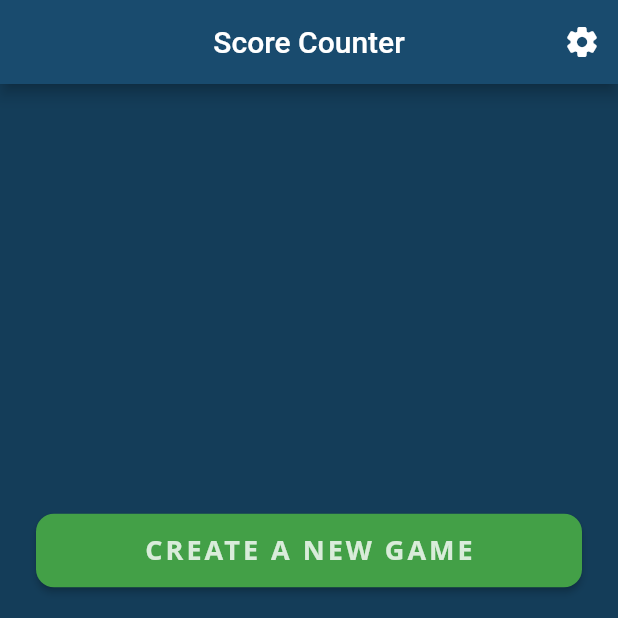
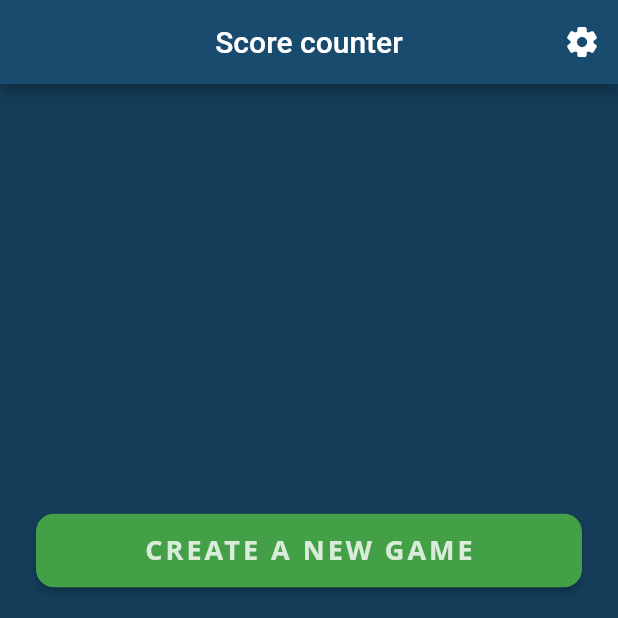
Before and after one commit to nikolajjsj/ScoreCounter, a Flutter app: the screen it shows after launch, on a phone screen of 412 x 824 dp, the top half of it. Run offline on Flutter 3.47's test engine with Material 2 defaults, Android fonts, the phone set to English and light mode, and no system bars; our stand-ins replace equatable, flutter_bloc, get_it, hydrated_bloc, shared_preferences.

Commit message:
Changed home_page

```diff
--- a/lib/screens/home_page.dart
+++ b/lib/screens/home_page.dart
@@ -1,4 +1,7 @@
 import 'package:flutter/material.dart';
+import 'package:scoreboard/screens/game/create_game/create_game_screen.dart';
+import 'package:scoreboard/screens/game/game_list/game_list_screen.dart';
+import 'package:scoreboard/screens/player_list/player_list_screen.dart';
 import 'package:scoreboard/screens/settings/settings_screen.dart';
 import 'package:scoreboard/widgets/card_widget.dart';
 
@@ -9,7 +12,7 @@ class HomeScreen extends StatelessWidget {
   Widget build(BuildContext context) {
     return Scaffold(
       appBar: AppBar(
-        title: Text('Score Counter'),
+        title: Text('Score counter'),
         actions: [
           IconButton(
             icon: Icon(Icons.settings_rounded),
@@ -24,14 +27,17 @@ class HomeScreen extends StatelessWidget {
           CardWidget(
             title: 'CREATE A NEW GAME',
             color: Colors.green[600],
+            onTap: () => Navigator.of(context).push(CreateGameScreen.route()),
           ),
           CardWidget(
             title: 'GAME LIST',
             color: Colors.red[600],
+            onTap: () => Navigator.of(context).push(GameListScreen.route()),
           ),
           CardWidget(
             title: 'PLAYER LIST',
             color: Colors.blue[600],
+            onTap: () => Navigator.of(context).push(PlayerListScreen.route()),
           ),
         ],
       ),
```
